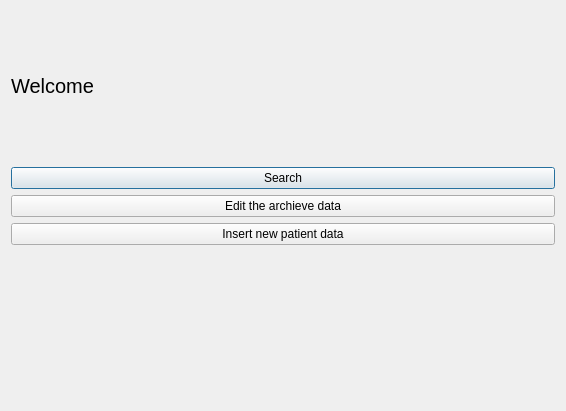
First picture: the form in menu.ui, repository SanimKumarKhatri/DSA_Project, before the edit.
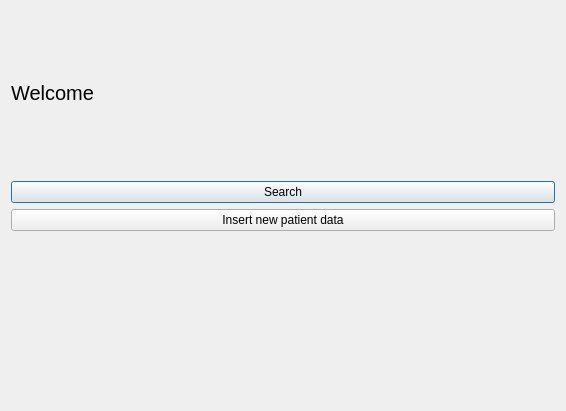
Second picture: the form after the edit.

The edit to the form file:
```diff
--- a/menu.ui
+++ b/menu.ui
@@ -37,13 +37,6 @@
          </property>
         </widget>
        </item>
-       <item>
-        <widget class="QPushButton" name="editbutton">
-         <property name="text">
-          <string>Edit the archieve data</string>
-         </property>
-        </widget>
-       </item>
        <item>
         <widget class="QPushButton" name="addbutton">
          <property name="text">
```
